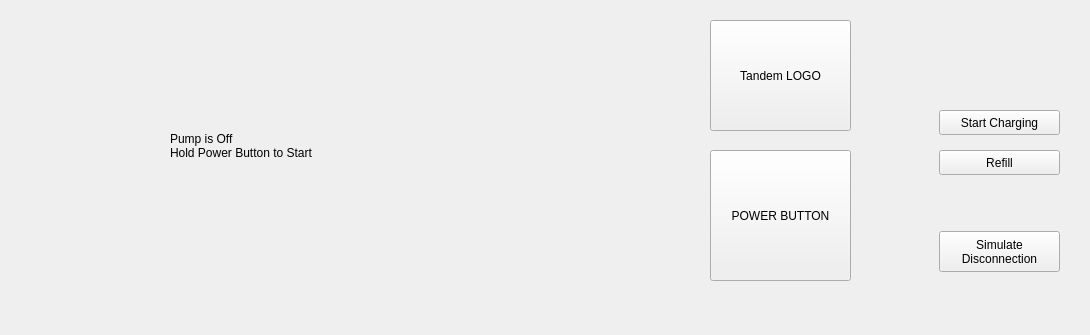
Old version of the form homescreen.ui in the repository yunusao/Tandem-t-slim-Insulin-Pump-Simulator.
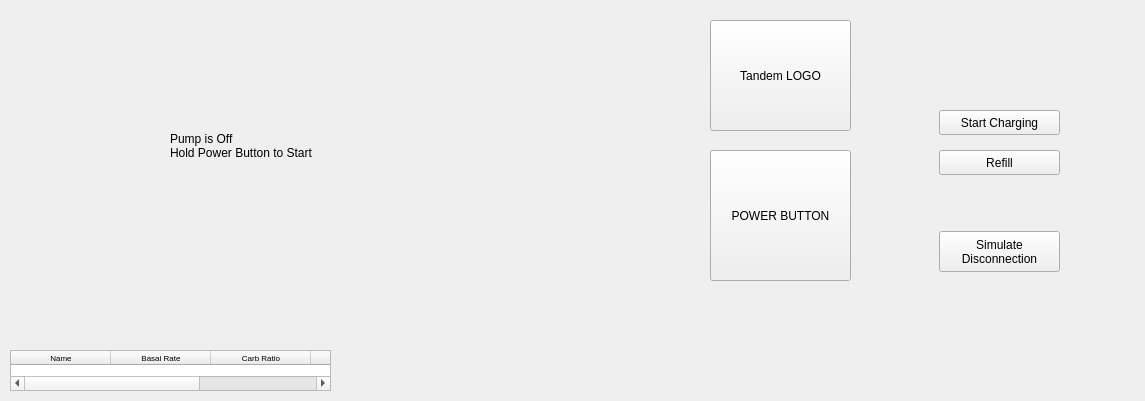
New version of the form.

Commit message: Add profile service and active user implementation

The edit to the form file:
```diff
--- a/homescreen.ui
+++ b/homescreen.ui
@@ -6,8 +6,8 @@
    <rect>
     <x>0</x>
     <y>0</y>
-    <width>1090</width>
-    <height>335</height>
+    <width>1145</width>
+    <height>401</height>
    </rect>
   </property>
   <property name="windowTitle">
@@ -349,6 +349,66 @@
 Disconnection</string>
    </property>
   </widget>
+  <widget class="QTableWidget" name="activeUserTable">
+   <property name="geometry">
+    <rect>
+     <x>10</x>
+     <y>350</y>
+     <width>321</width>
+     <height>41</height>
+    </rect>
+   </property>
+   <column>
+    <property name="text">
+     <string>Name</string>
+    </property>
+    <property name="font">
+     <font>
+      <pointsize>6</pointsize>
+     </font>
+    </property>
+   </column>
+   <column>
+    <property name="text">
+     <string>Basal Rate</string>
+    </property>
+    <property name="font">
+     <font>
+      <pointsize>6</pointsize>
+     </font>
+    </property>
+   </column>
+   <column>
+    <property name="text">
+     <string>Carb Ratio</string>
+    </property>
+    <property name="font">
+     <font>
+      <pointsize>6</pointsize>
+     </font>
+    </property>
+   </column>
+   <column>
+    <property name="text">
+     <string>Correction Factor</string>
+    </property>
+    <property name="font">
+     <font>
+      <pointsize>6</pointsize>
+     </font>
+    </property>
+   </column>
+   <column>
+    <property name="text">
+     <string>Glucose Target</string>
+    </property>
+    <property name="font">
+     <font>
+      <pointsize>6</pointsize>
+     </font>
+    </property>
+   </column>
+  </widget>
  </widget>
  <resources/>
  <connections/>
```
The commit also changes 12 other files.
